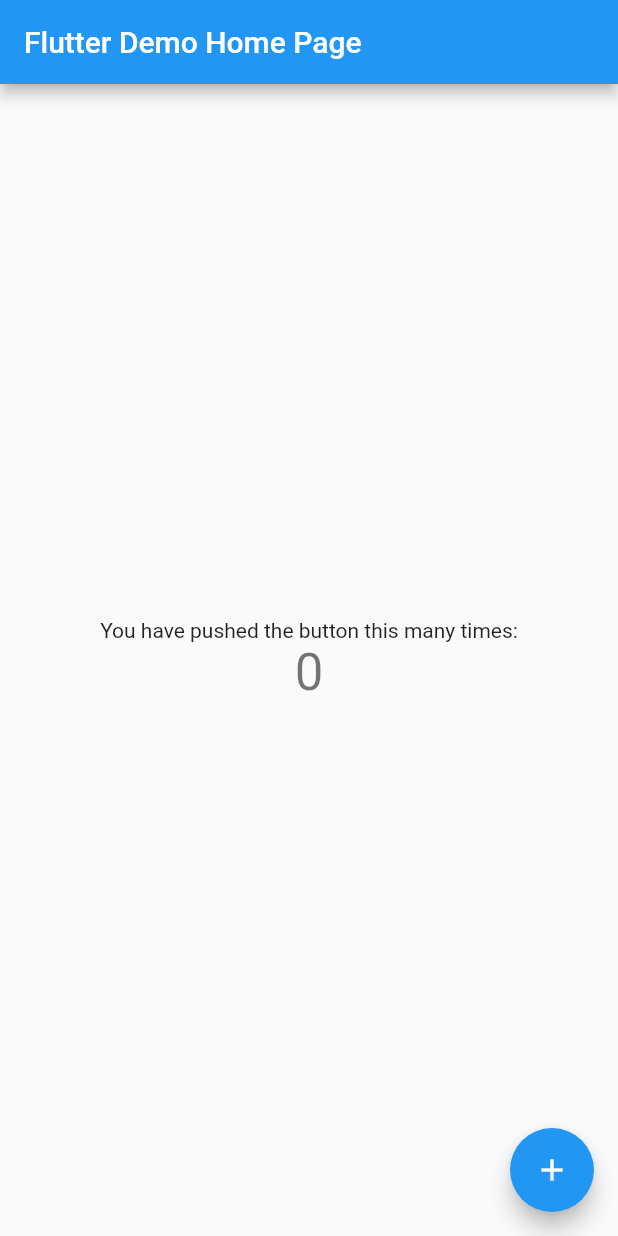
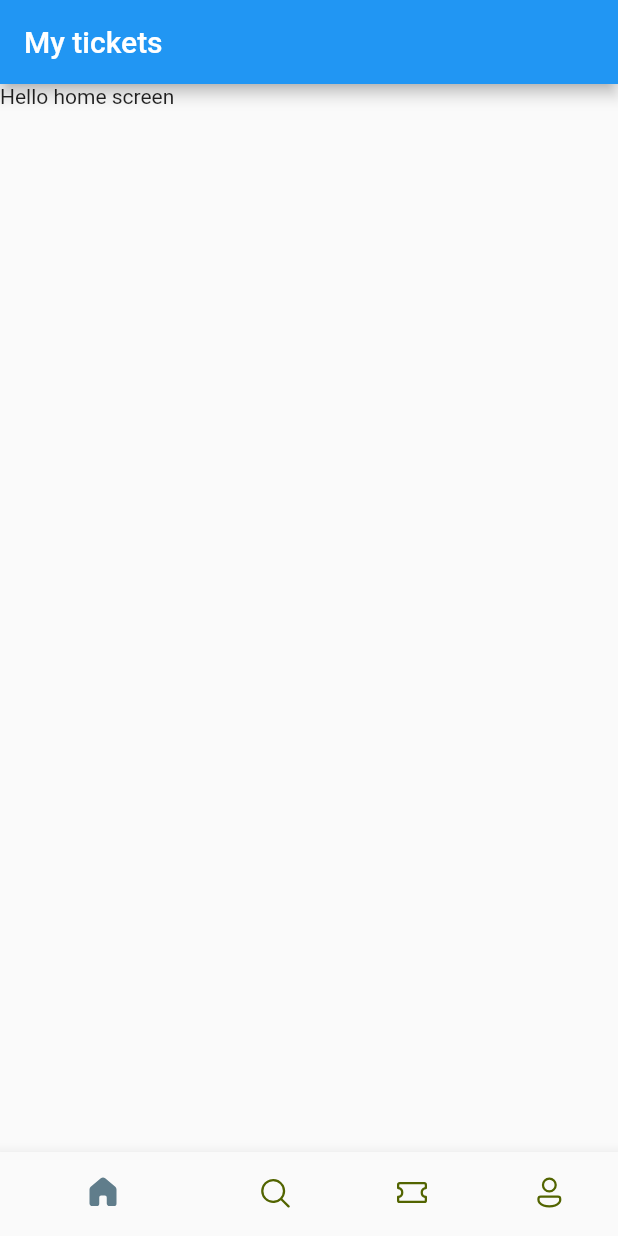
Before and after one commit to DTechish/ticket-app, a Flutter app: the screen it shows after launch, on a phone screen of 412 x 824 dp. Run offline on Flutter 3.47's test engine with Material 2 defaults, Android fonts, the phone set to English and light mode, and no system bars; our stand-ins replace fluentui_icons.

Commit message:
new file:   lib/base/bottom_nav_bar.dart 	modified:   lib/main.dart 	new file:   lib/screens/home_screenl.dart 	modified:   pubspec.lock 	modified:   pubspec.yaml

```diff
--- /dev/null
+++ b/lib/base/bottom_nav_bar.dart
@@ -0,0 +1,62 @@
+import 'package:fluentui_icons/fluentui_icons.dart';
+import 'package:flutter/material.dart';
+
+import '../screens/home_screenl.dart';
+
+class BottomNavBar extends StatefulWidget {
+  const BottomNavBar({super.key});
+
+  @override
+  State<BottomNavBar> createState() => _BottomNavBarState();
+}
+
+class _BottomNavBarState extends State<BottomNavBar> {
+  final appScreens = [
+    const HomeScreen(),
+    const Center(child: Text('Search')),
+    const Center(child: Text('Tickets')),
+    const Center(child: Text('Profile')),
+  ];
+
+  int _currentIndex = 0;
+  void _onItemTapped(int index) {
+    setState(() {
+      _currentIndex = index;
+    });
+  }
+
+  @override
+  Widget build(BuildContext context) {
+    return Scaffold(
+      appBar: AppBar(
+        title: const Text('My tickets'),
+      ),
+      body: appScreens[_currentIndex],
+      bottomNavigationBar: BottomNavigationBar(
+        currentIndex: _currentIndex,
+        onTap: _onItemTapped,
+        selectedItemColor: Colors.blueGrey,
+        unselectedItemColor: const Color(0xff526400),
+        showSelectedLabels: false,
+        items: const [
+          BottomNavigationBarItem(
+              icon: Icon(FluentSystemIcons.ic_fluent_home_add_regular),
+              activeIcon: Icon(FluentSystemIcons.ic_fluent_home_filled),
+              label: "Home"),
+          BottomNavigationBarItem(
+              icon: Icon(FluentSystemIcons.ic_fluent_search_regular),
+              activeIcon: Icon(FluentSystemIcons.ic_fluent_search_filled),
+              label: "Search"),
+          BottomNavigationBarItem(
+              icon: Icon(FluentSystemIcons.ic_fluent_ticket_regular),
+              activeIcon: Icon(FluentSystemIcons.ic_fluent_ticket_filled),
+              label: "Tickets"),
+          BottomNavigationBarItem(
+              icon: Icon(FluentSystemIcons.ic_fluent_person_regular),
+              activeIcon: Icon(FluentSystemIcons.ic_fluent_person_filled),
+              label: "Profile"),
+        ],
+      ),
+    );
+  }
+}
--- a/lib/main.dart
+++ b/lib/main.dart
@@ -1,4 +1,5 @@
 import 'package:flutter/material.dart';
+import 'package:ticket_app/base/bottom_nav_bar.dart';
 
 void main() {
   runApp(const MyApp());
@@ -7,109 +8,10 @@ void main() {
 class MyApp extends StatelessWidget {
   const MyApp({super.key});
 
-  // This widget is the root of your application.
   @override
   Widget build(BuildContext context) {
     return MaterialApp(
-      title: 'Flutter Demo',
-      theme: ThemeData(
-        // This is the theme of your application.
-        //
-        // Try running your application with "flutter run". You'll see the
-        // application has a blue toolbar. Then, without quitting the app, try
-        // changing the primarySwatch below to Colors.green and then invoke
-        // "hot reload" (press "r" in the console where you ran "flutter run",
-        // or simply save your changes to "hot reload" in a Flutter IDE).
-        // Notice that the counter didn't reset back to zero; the application
-        // is not restarted.
-        primarySwatch: Colors.blue,
-      ),
-      home: const MyHomePage(title: 'Flutter Demo Home Page'),
+      home: BottomNavBar(),
     );
   }
 }
-
-class MyHomePage extends StatefulWidget {
-  const MyHomePage({super.key, required this.title});
-
-  // This widget is the home page of your application. It is stateful, meaning
-  // that it has a State object (defined below) that contains fields that affect
-  // how it looks.
-
-  // This class is the configuration for the state. It holds the values (in this
-  // case the title) provided by the parent (in this case the App widget) and
-  // used by the build method of the State. Fields in a Widget subclass are
-  // always marked "final".
-
-  final String title;
-
-  @override
-  State<MyHomePage> createState() => _MyHomePageState();
-}
-
-class _MyHomePageState extends State<MyHomePage> {
-  int _counter = 0;
-
-  void _incrementCounter() {
-    setState(() {
-      // This call to setState tells the Flutter framework that something has
-      // changed in this State, which causes it to rerun the build method below
-      // so that the display can reflect the updated values. If we changed
-      // _counter without calling setState(), then the build method would not be
-      // called again, and so nothing would appear to happen.
-      _counter++;
-    });
-  }
-
-  @override
-  Widget build(BuildContext context) {
-    // This method is rerun every time setState is called, for instance as done
-    // by the _incrementCounter method above.
-    //
-    // The Flutter framework has been optimized to make rerunning build methods
-    // fast, so that you can just rebuild anything that needs updating rather
-    // than having to individually change instances of widgets.
-    return Scaffold(
-      appBar: AppBar(
-        // Here we take the value from the MyHomePage object that was created by
-        // the App.build method, and use it to set our appbar title.
-        title: Text(widget.title),
-      ),
-      body: Center(
-        // Center is a layout widget. It takes a single child and positions it
-        // in the middle of the parent.
-        child: Column(
-          // Column is also a layout widget. It takes a list of children and
-          // arranges them vertically. By default, it sizes itself to fit its
-          // children horizontally, and tries to be as tall as its parent.
-          //
-          // Invoke "debug painting" (press "p" in the console, choose the
-          // "Toggle Debug Paint" action from the Flutter Inspector in Android
-          // Studio, or the "Toggle Debug Paint" command in Visual Studio Code)
-          // to see the wireframe for each widget.
-          //
-          // Column has various properties to control how it sizes itself and
-          // how it positions its children. Here we use mainAxisAlignment to
-          // center the children vertically; the main axis here is the vertical
-          // axis because Columns are vertical (the cross axis would be
-          // horizontal).
-          mainAxisAlignment: MainAxisAlignment.center,
-          children: <Widget>[
-            const Text(
-              'You have pushed the button this many times:',
-            ),
-            Text(
-              '$_counter',
-              style: Theme.of(context).textTheme.headlineMedium,
-            ),
-          ],
-        ),
-      ),
-      floatingActionButton: FloatingActionButton(
-        onPressed: _incrementCounter,
-        tooltip: 'Increment',
-        child: const Icon(Icons.add),
-      ), // This trailing comma makes auto-formatting nicer for build methods.
-    );
-  }
-}
--- /dev/null
+++ b/lib/screens/home_screenl.dart
@@ -0,0 +1,16 @@
+import 'package:flutter/material.dart';
+
+class HomeScreen extends StatelessWidget {
+  const HomeScreen({super.key});
+
+  @override
+  Widget build(BuildContext context) {
+    return Scaffold(
+      body: ListView(
+        children: [
+          Container(child: const Text('Hello home screen'),)
+        ],
+      ),
+    );
+  }
+}
--- a/pubspec.yaml
+++ b/pubspec.yaml
@@ -35,6 +35,7 @@ dependencies:
   # The following adds the Cupertino Icons font to your application.
   # Use with the CupertinoIcons class for iOS style icons.
   cupertino_icons: ^1.0.2
+  fluentui_icons: ^1.0.0
 
 dev_dependencies:
   flutter_test:
```
Also changed, not shown: pubspec.lock.
